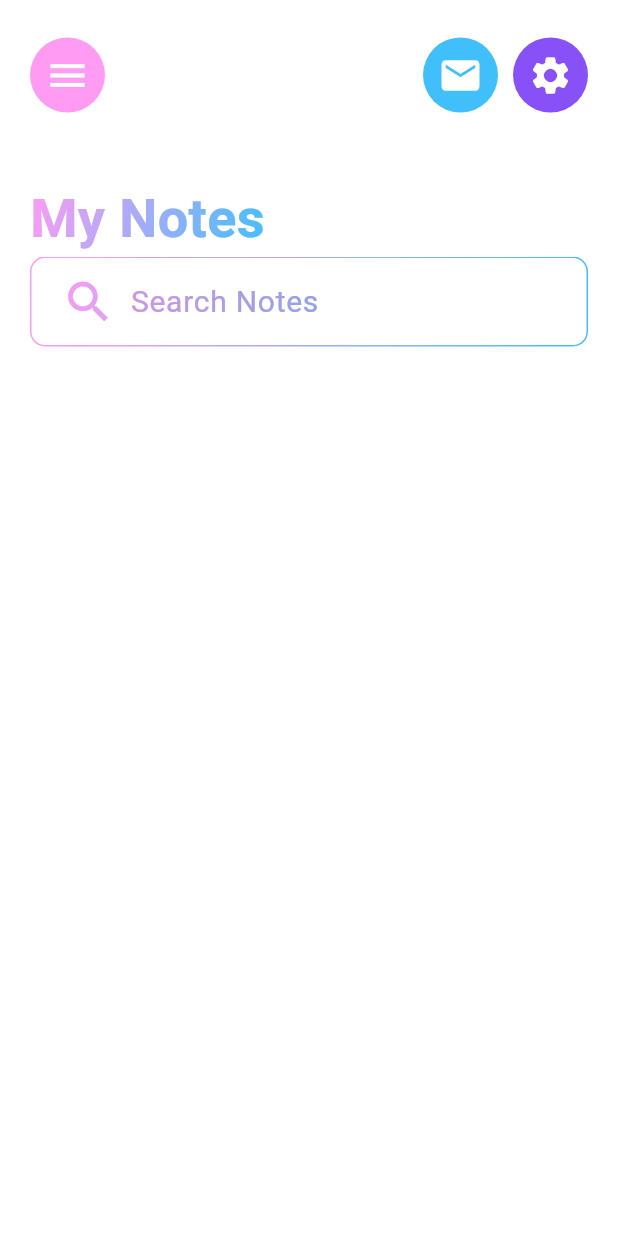
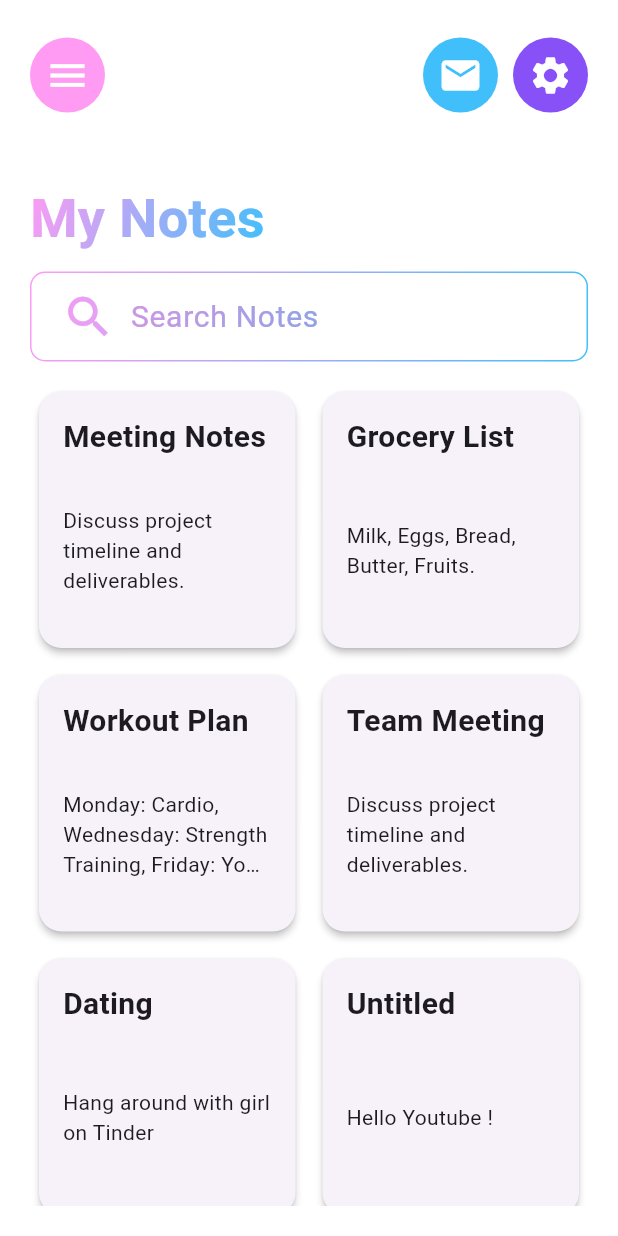
Before and after one commit to JackyMonder/Daily_Tracker, a Flutter app: the screen it shows after launch, on a phone screen of 412 x 824 dp. Run offline on Flutter 3.47's test engine with Material 3 defaults, Android fonts, the light colour scheme and no system bars.

Commit message:
Finalize note_cards UI Handle Null methods for contents

```diff
--- /dev/null
+++ b/lib/common/widgets/NoteCards.dart
@@ -0,0 +1,81 @@
+// import 'dart:ffi';
+
+import 'package:flutter/material.dart';
+
+import '../../utils/notesection.dart';
+
+class Notecards extends StatefulWidget {
+  const Notecards({super.key});
+
+  @override
+  State<Notecards> createState() => _NotecardsState();
+}
+  class _NotecardsState extends State<Notecards> {
+    // Sample data for cards
+    final List<Map<String, dynamic>> _cardData = [
+    {
+      'title': 'Meeting Notes',
+      'content': 'Discuss project timeline and deliverables.',
+    },
+    {
+      'title': 'Grocery List',
+      'content': 'Milk, Eggs, Bread, Butter, Fruits.',
+    },
+    {
+      'title': 'Workout Plan',
+      'content': 'Monday: Cardio, Wednesday: Strength Training, Friday: Yoga.',
+    },
+    {
+      'title': 'Team Meeting',
+      'content': 'Discuss project timeline and deliverables.',
+    },
+    {
+      'title': 'Dating',
+      'content': 'Hang around with girl on Tinder',
+    },
+    {
+      // 'title': 'Greeting _1',
+      'content': 'Hello Youtube !',
+    },
+    {
+      'title': 'Hello World !',
+      // 'content': 'Content _1'
+    },
+    {},
+    {},
+    {},
+    {},
+    {},
+    {},
+  ];
+
+  @override
+  Widget build(BuildContext context) {
+    return SafeArea(
+        child: _cardData.isEmpty
+        ? const Center(
+          child: Text("No Notes Available")
+        )
+        : GridView.builder(
+          scrollDirection: Axis.vertical,
+          padding: const EdgeInsets.symmetric(horizontal: 2, vertical: 6),
+          gridDelegate: const SliverGridDelegateWithFixedCrossAxisCount(
+            crossAxisCount: 2,
+            crossAxisSpacing: 10,
+            mainAxisSpacing: 10,
+            childAspectRatio: 1,
+          ),
+          itemCount: _cardData.length,
+          itemBuilder: (context, index) {
+            // final noteTile = _cardData[index]['title'] ?? 'Untitle';
+            // final noteContent = _cardData[index]['content'] ?? 'No Content';
+            return Notesection(
+              noteTitle: (_cardData[index]['title'] as String?) ?? 'Untitled',
+              noteContent: (_cardData[index]['content'] as String?) ?? 'No Content',
+              // color: _cardData[index]['color'] as Color,
+            );
+          },
+        ),
+    );
+  }
+}
--- a/lib/common/widgets/SearchBar.dart
+++ b/lib/common/widgets/SearchBar.dart
@@ -15,6 +15,7 @@ class Searchbar extends StatelessWidget {
         end: Alignment.bottomRight,
       ).createShader(bounds),
         child: Container(
+          margin: EdgeInsets.symmetric(vertical: 10),
           padding: EdgeInsets.symmetric(horizontal: 20, vertical: 5),
           decoration: BoxDecoration(
           borderRadius: BorderRadius.circular(10),
--- a/lib/common/widgets/index.dart
+++ b/lib/common/widgets/index.dart
@@ -3,6 +3,7 @@ import 'package:expenses_app/common/widgets/MailIcon.dart';
 import 'package:expenses_app/common/widgets/MenuIcon.dart';
 import 'package:expenses_app/common/widgets/SettingIcon.dart';
 import 'package:expenses_app/common/widgets/SearchBar.dart';
+import 'package:expenses_app/common/widgets/NoteCards.dart';
 
 class CommonWidgets {
   // This class is just a placeholder to group common widgets if needed
@@ -10,4 +11,5 @@ class CommonWidgets {
   MailIconButton get mailIconButton => MailIconButton();
   SettingIconButton get settingIconButton => SettingIconButton();
   Searchbar get searchBar => Searchbar();
+  Notecards get noteCards => Notecards();
 }
--- a/lib/presentation/screens/home.dart
+++ b/lib/presentation/screens/home.dart
@@ -2,7 +2,7 @@
 import 'package:flutter/material.dart';
 
 import 'package:expenses_app/common/widgets/index.dart';
-import 'package:expenses_app/utils/notesection.dart';
+import 'package:expenses_app/common/widgets/NoteCards.dart';
 
 class HomeScreen extends StatelessWidget {
   const HomeScreen({super.key});
@@ -40,8 +40,27 @@ class HomeScreen extends StatelessWidget {
       body: Padding(
         padding: EdgeInsets.all(20),
         child: Column(
+          crossAxisAlignment: CrossAxisAlignment.start,
           children: [
-            NotesSection(),
+            ShaderMask(
+              shaderCallback: (bounds) => LinearGradient(
+              colors: [Color.fromARGB(255, 255, 155, 243), Color.fromARGB(255, 65, 191, 250)],
+                begin: Alignment.topLeft,
+                end: Alignment.bottomRight,
+              ).createShader(bounds),
+                child: Text(
+                  "My Notes",
+                  style: TextStyle(
+                    fontSize: 36,
+                    fontWeight: FontWeight.bold,
+                    color: Colors.white, // This color will be masked by the shader (To MASK, the color must be white)
+                  )
+                )
+              ),
+            CommonWidgets().searchBar,
+            Expanded(
+              child: Notecards()
+            )
           ],
         ),
       ),
--- a/lib/utils/notesection.dart
+++ b/lib/utils/notesection.dart
@@ -1,32 +1,51 @@
 import 'package:flutter/material.dart';
 
-import 'package:expenses_app/common/widgets/index.dart';
+class Notesection extends StatelessWidget {
+  final String noteTitle;
+  final String noteContent;
+  Function(bool?)? onChanged; // This element gonna be used latter (SAVE CHANGED METHOD)
 
-class NotesSection extends StatelessWidget {
-  const NotesSection({super.key});
+  Notesection ({
+    super.key,
+    required this.noteTitle,
+    required this.noteContent
+  });
 
   @override
   Widget build(BuildContext context) {
-    return Column (
-        crossAxisAlignment: CrossAxisAlignment.start,
-        children: [
-          ShaderMask(
-            shaderCallback: (bounds) => LinearGradient(
-            colors: [Color.fromARGB(255, 255, 155, 243), Color.fromARGB(255, 65, 191, 250)],
-            begin: Alignment.topLeft,
-            end: Alignment.bottomRight,
-          ).createShader(bounds),
-            child: Text(
-              "My Notes",
-              style: TextStyle(
-                fontSize: 36,
-                fontWeight: FontWeight.bold,
-                color: Colors.white, // This color will be masked by the shader (To MASK, the color must be white)
-              )
-            )
-          ),
-        CommonWidgets().searchBar,
-        ],
+    return Card(
+      shape: RoundedRectangleBorder(
+        borderRadius: BorderRadius.circular(15),
+      ),
+      elevation: 2,
+      child: Padding(
+        padding: const EdgeInsets.all(16),
+        child: Column(
+          mainAxisAlignment: MainAxisAlignment.center,
+          crossAxisAlignment: CrossAxisAlignment.start,
+          children: [
+            Text(
+              noteTitle,
+              style: const TextStyle(
+                fontSize: 20,
+                fontWeight: FontWeight.w600,
+              ),
+            ),
+            const SizedBox(height: 12),
+            Expanded(
+              child: Align(
+                alignment: Alignment.centerLeft,
+                child: Text(
+                  noteContent,
+                  style: const TextStyle(fontSize: 14),
+                  maxLines: 3,
+                  overflow: TextOverflow.ellipsis,
+                ),
+              ),
+            ),
+          ],
+        ),
+      ),
     );
   }
 }
```
